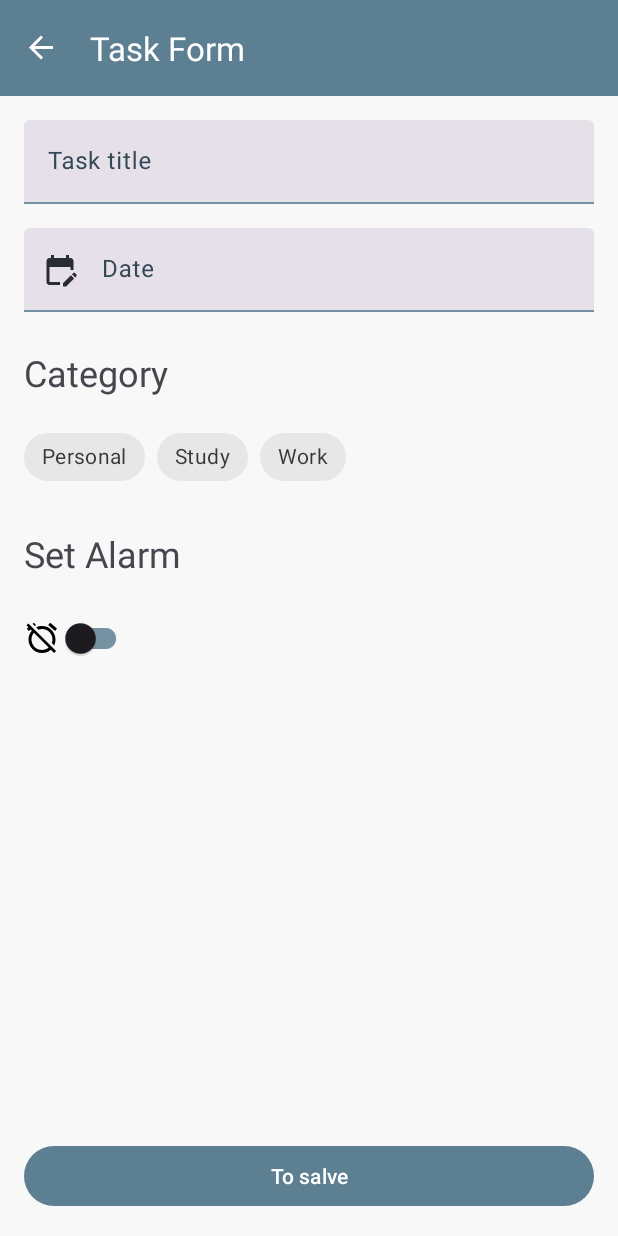
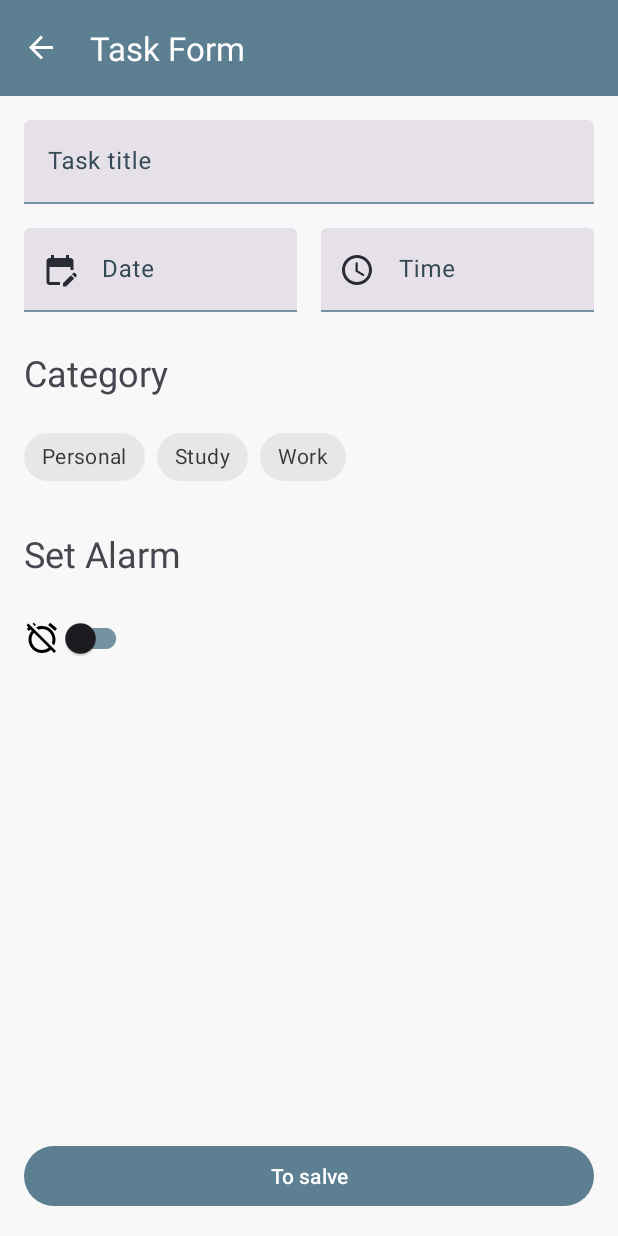
Before and after one commit to rodrigoliveirac/Afazeres, an Android app: the TaskFormFragment screen opened through its navigation route, on a phone screen of 412 x 824 dp. Run offline under Robolectric (Android 15) with nearby library versions, the phone set to English and light mode, and no system bars; our stand-ins replace Dagger/Hilt's generated code, navigation-ui.

Commit message:
add time field

```diff
--- a/app/src/main/res/layout/fragment_task_form.xml
+++ b/app/src/main/res/layout/fragment_task_form.xml
@@ -45,13 +45,40 @@
             android:hint="Date"
             app:startIconDrawable="@drawable/ic_baseline_edit_calendar_24"
             app:startIconTint="#292B35"
-            app:layout_constraintEnd_toEndOf="parent"
+            app:layout_constraintEnd_toStartOf="@id/time_text_input"
             app:layout_constraintStart_toStartOf="parent"
             app:layout_constraintTop_toBottomOf="@id/titleTextInput"
             tools:ignore="HardcodedText">
 
             <com.google.android.material.textfield.TextInputEditText
                 android:id="@+id/dateEditText"
+                android:layout_width="match_parent"
+                android:layout_height="wrap_content"
+                android:inputType="none"
+
+                app:maxLines="1">
+
+            </com.google.android.material.textfield.TextInputEditText>
+
+        </com.google.android.material.textfield.TextInputLayout>
+
+        <com.google.android.material.textfield.TextInputLayout
+            android:id="@+id/time_text_input"
+            style="?attr/textInputFilledStyle"
+            android:layout_width="0dp"
+            android:layout_height="wrap_content"
+            android:layout_marginTop="@dimen/vertical_margin"
+            android:layout_marginEnd="@dimen/vertical_margin"
+            android:hint="Time"
+            app:startIconDrawable="@drawable/ic_time"
+            app:startIconTint="#292B35"
+            app:layout_constraintStart_toEndOf="@id/date_text_input"
+            app:layout_constraintEnd_toEndOf="parent"
+            app:layout_constraintTop_toBottomOf="@id/titleTextInput"
+            tools:ignore="HardcodedText">
+
+            <com.google.android.material.textfield.TextInputEditText
+                android:id="@+id/timeEditText"
                 android:layout_width="match_parent"
                 android:layout_height="wrap_content"
                 android:inputType="none"
```
